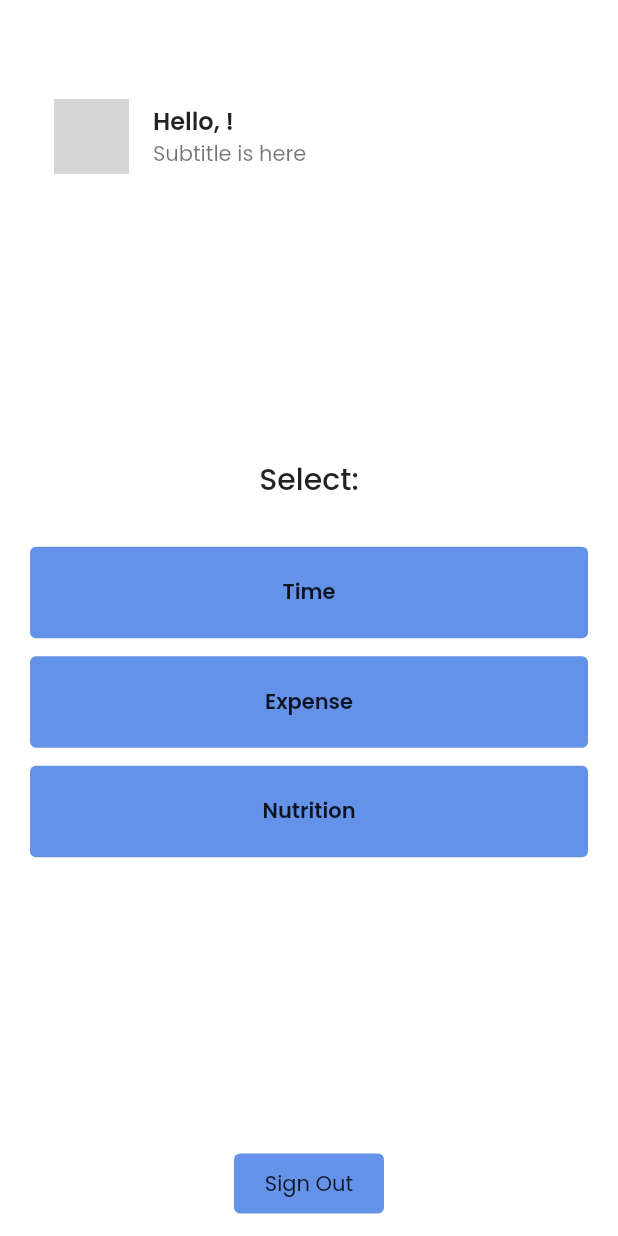
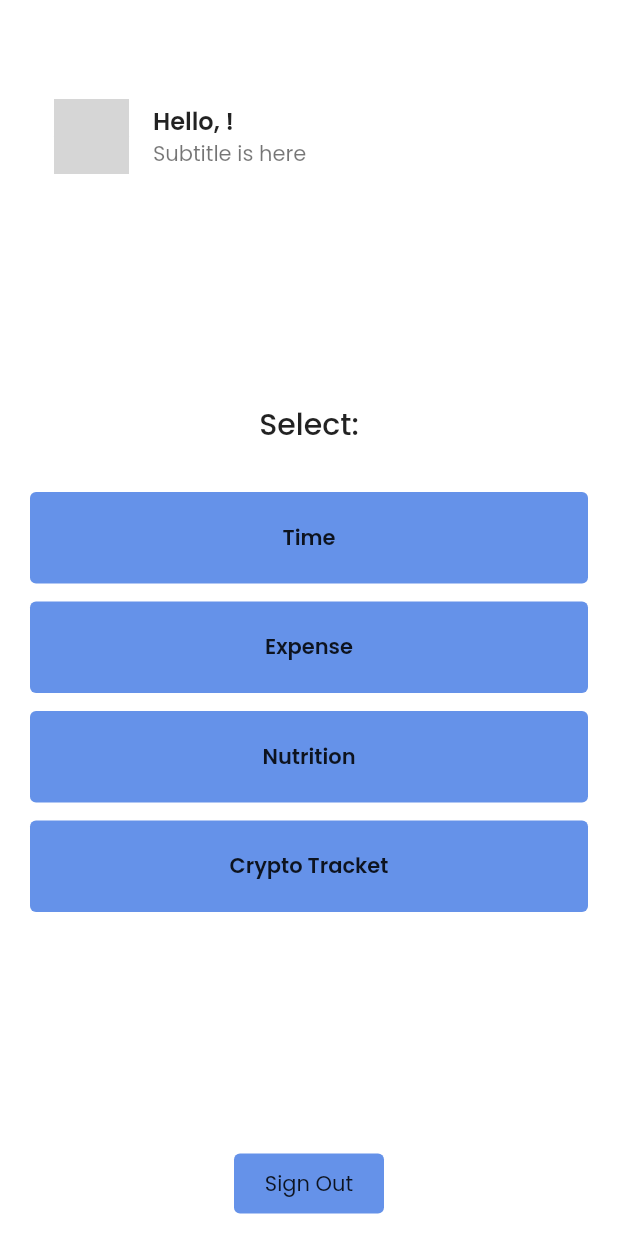
Before and after one commit to kamal0620040/MyTracker, a Flutter app: the screen it shows once a user with an empty profile is signed in, on a phone screen of 412 x 824 dp. Run offline on Flutter 3.47's test engine with Material 2 defaults, Android fonts, the light colour scheme and no system bars; our stand-ins replace cloud_firestore, firebase_auth, firebase_core, firebase_storage, fl_chart, flutter_svg and 7 more; accounts and stored records are empty; network calls fail; grey boxes are pictures that could not be loaded.

Commit message:
added cryptotracket

```diff
--- a/lib/main.dart
+++ b/lib/main.dart
@@ -4,6 +4,8 @@ import 'package:flutter/material.dart';
 import 'package:flutter/services.dart';
 import 'package:mytracker/provider/theme_provider.dart';
 import 'package:mytracker/provider/user_provider.dart';
+import 'package:mytracker/screens/Crypto/models/LocalStorage.dart';
+import 'package:mytracker/screens/Crypto/providers/market_provider.dart';
 import 'package:mytracker/screens/Time/description_time.dart';
 import 'package:mytracker/screens/Time/event_list.dart';
 import 'package:mytracker/screens/Time/onboarding_page.dart';
@@ -16,12 +18,16 @@ import 'package:provider/provider.dart';
 
 void main() async {
   WidgetsFlutterBinding.ensureInitialized();
+  String currentTheme = await LocalStorage.getTheme() ?? "light";
   await Firebase.initializeApp();
-  runApp(const MyApp());
+  runApp(MyApp(
+    theme: currentTheme,
+  ));
 }
 
 class MyApp extends StatelessWidget {
-  const MyApp({Key? key}) : super(key: key);
+  final String theme;
+  const MyApp({Key? key, required this.theme}) : super(key: key);
 
   // This widget is the root of your application.
   @override
@@ -40,6 +46,9 @@ class MyApp extends StatelessWidget {
         ChangeNotifierProvider(
           create: (_) => UserProvider(),
         ),
+        ChangeNotifierProvider<MarketProvider>(
+          create: (context) => MarketProvider(),
+        ),
       ],
       child: MaterialApp(
         debugShowCheckedModeBanner: false,
@@ -47,20 +56,6 @@ class MyApp extends StatelessWidget {
         themeMode: ThemeMode.system,
         theme: MyThemes.lightTheme,
         darkTheme: MyThemes.darkTheme,
-        // home: const SafeArea(
-        //   child: Scaffold(
-        //     // appBar: AppBar(
-        //     //   title: const Text("Temporary"),
-        //     //   backgroundColor: Colors.green,
-        //     // ),
-        //     body: Center(
-        //       child: Text("Here, we go..."),
-        //     ),
-        //   ),
-        // ),
-        // home: const LoginScreen(),
-        // home: const TimerApp(),
-
         routes: {
           TimerApp.routeName: (ctx) => const TimerApp(),
           EventList.routeName: (ctx) => const EventList(),
--- /dev/null
+++ b/lib/screens/Crypto/constants/Themes.dart
@@ -0,0 +1,22 @@
+import 'package:flutter/material.dart';
+
+ThemeData lightTheme = ThemeData(
+  brightness: Brightness.light,
+  scaffoldBackgroundColor: Colors.white,
+  appBarTheme: AppBarTheme(
+    elevation: 0,
+    backgroundColor: Colors.white,
+    iconTheme: IconThemeData(
+      color: Colors.black,
+    )
+  ),
+);
+
+ThemeData darkTheme = ThemeData(
+  brightness: Brightness.dark,
+  scaffoldBackgroundColor: Color(0xff15161a),
+  appBarTheme: AppBarTheme(
+    elevation: 0,
+    backgroundColor: Color(0xff15161a),
+  ),
+);
--- /dev/null
+++ b/lib/screens/Crypto/models/Cryptocurrency.dart
@@ -0,0 +1,52 @@
+class CryptoCurrency {
+  String? id;
+  String? symbol;
+  String? name;
+  String? image;
+  double? currentPrice;
+  double? marketCap;
+  int? marketCapRank;
+  double? high24;
+  double? low24;
+  double? priceChange24;
+  double? priceChangePercentage24;
+  double? circulatingSupply;
+  double? ath;
+  double? atl;
+  bool isFavorite = false;
+
+  CryptoCurrency(
+      {required this.id,
+      required this.symbol,
+      required this.name,
+      required this.image,
+      required this.currentPrice,
+      required this.marketCap,
+      required this.marketCapRank,
+      required this.high24,
+      required this.low24,
+      required this.priceChange24,
+      required this.priceChangePercentage24,
+      required this.circulatingSupply,
+      required this.ath,
+      required this.atl});
+
+  factory CryptoCurrency.fromJSON(Map<String, dynamic> map) {
+    return CryptoCurrency(
+        id: map["id"],
+        symbol: map["symbol"],
+        name: map["name"],
+        image: map["image"],
+        currentPrice: double.parse(map["current_price"].toString()),
+        marketCap: double.parse(map["market_cap"].toString()),
+        marketCapRank: map["market_cap_rank"],
+        high24: double.parse(map["high_24h"].toString()),
+        low24: double.parse(map["low_24h"].toString()),
+        priceChange24: double.parse(map["price_change_24h"].toString()),
+        priceChangePercentage24:
+            double.parse(map["price_change_percentage_24h"].toString()),
+        circulatingSupply: double.parse(map["circulating_supply"].toString()),
+        ath: double.parse(map["ath"].toString()),
+        atl: double.parse(map["atl"].toString()));
+  }
+}
--- /dev/null
+++ b/lib/screens/Crypto/providers/market_provider.dart
@@ -0,0 +1,56 @@
+import 'dart:async';
+
+import 'package:flutter/cupertino.dart';
+
+import '../models/API.dart';
+import '../models/Cryptocurrency.dart';
+import '../models/LocalStorage.dart';
+
+class MarketProvider with ChangeNotifier {
+  bool isLoading = true;
+  List<CryptoCurrency> markets = [];
+
+  MarketProvider() {
+    fetchData();
+  }
+
+  Future<void> fetchData() async {
+    List<dynamic> _markets = await API.getMarkets();
+    List<String> favorites = await LocalStorage.fetchFavorites();
+
+    List<CryptoCurrency> temp = [];
+    for (var market in _markets) {
+      CryptoCurrency newCrypto = CryptoCurrency.fromJSON(market);
+
+      if (favorites.contains(newCrypto.id!)) {
+        newCrypto.isFavorite = true;
+      }
+
+      temp.add(newCrypto);
+    }
+
+    markets = temp;
+    isLoading = false;
+    notifyListeners();
+  }
+
+  CryptoCurrency fetchCryptoById(String id) {
+    CryptoCurrency crypto =
+        markets.where((element) => element.id == id).toList()[0];
+    return crypto;
+  }
+
+  void addFavorite(CryptoCurrency crypto) async {
+    int indexOfCrypto = markets.indexOf(crypto);
+    markets[indexOfCrypto].isFavorite = true;
+    await LocalStorage.addFavorite(crypto.id!);
+    notifyListeners();
+  }
+
+  void removeFavorite(CryptoCurrency crypto) async {
+    int indexOfCrypto = markets.indexOf(crypto);
+    markets[indexOfCrypto].isFavorite = false;
+    await LocalStorage.removeFavorite(crypto.id!);
+    notifyListeners();
+  }
+}
--- a/lib/screens/home_screen.dart
+++ b/lib/screens/home_screen.dart
@@ -3,6 +3,7 @@ import 'package:google_fonts/google_fonts.dart';
 import 'package:mytracker/models/users.dart';
 import 'package:mytracker/provider/user_provider.dart';
 import 'package:mytracker/resources/auth_methods.dart';
+import 'package:mytracker/screens/Crypto/pages/HomePage.dart';
 import 'package:mytracker/screens/login_screen.dart';
 import 'package:mytracker/screens/Time/onboarding_page.dart';
 import 'package:mytracker/screens/Time/timer_app.dart';
@@ -54,9 +55,17 @@ class _HomeScreenState extends State<HomeScreen> {
   // }
 
   void navigateToExpense() {
-  Navigator.of(context).push(
+    Navigator.of(context).push(
       MaterialPageRoute(
         builder: (context) => const CategoryHome(),
+      ),
+    );
+  }
+
+  void navigateToCrypto() {
+    Navigator.of(context).push(
+      MaterialPageRoute(
+        builder: (context) => const HomePage(),
       ),
     );
   }
@@ -204,6 +213,34 @@ class _HomeScreenState extends State<HomeScreen> {
               ),
             ),
             SizedBox(
+              height: 12,
+            ),
+            InkWell(
+              onTap: navigateToCrypto,
+              child: Container(
+                child: Text(
+                  "Crypto Tracket",
+                  style: GoogleFonts.poppins(
+                    textStyle: const TextStyle(
+                      fontWeight: FontWeight.w600,
+                      fontSize: 14,
+                    ),
+                  ),
+                ),
+                width: double.infinity,
+                alignment: Alignment.center,
+                padding: const EdgeInsets.symmetric(vertical: 20),
+                decoration: const ShapeDecoration(
+                  shape: RoundedRectangleBorder(
+                    borderRadius: BorderRadius.all(
+                      Radius.circular(4),
+                    ),
+                  ),
+                  color: Color.fromRGBO(101, 146, 233, 1),
+                ),
+              ),
+            ),
+            SizedBox(
               height: 30,
             ),
             Flexible(
--- a/pubspec.yaml
+++ b/pubspec.yaml
@@ -46,6 +46,7 @@ dependencies:
   sticky_headers: ^0.2.0
   introduction_screen: ^3.0.0
   font_awesome_flutter: ^10.1.0
+  shared_preferences: ^2.0.7
   flutter:
     sdk: flutter
 
```
Also changed, not shown: lib/screens/Crypto/models/API.dart (added, +20 -0 lines), lib/screens/Crypto/models/LocalStorage.dart (added, +40 -0 lines), lib/screens/Crypto/pages/DetailsPage.dart (added, +183 -0 lines), lib/screens/Crypto/pages/Favorites.dart (added, +49 -0 lines), lib/screens/Crypto/pages/HomePage.dart (added, +92 -0 lines), lib/screens/Crypto/pages/Markets.dart (added, +48 -0 lines), lib/screens/Crypto/widgets/CryptoListTile.dart (added, +103 -0 lines), pubspec.lock, 1 other file.
